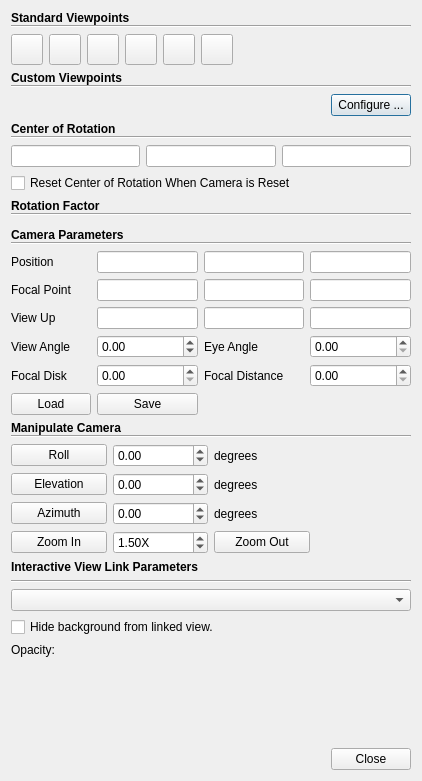
Qt form Qt/Components/Resources/UI/pqCameraDialog.ui (Kitware/ParaView) before a commit.
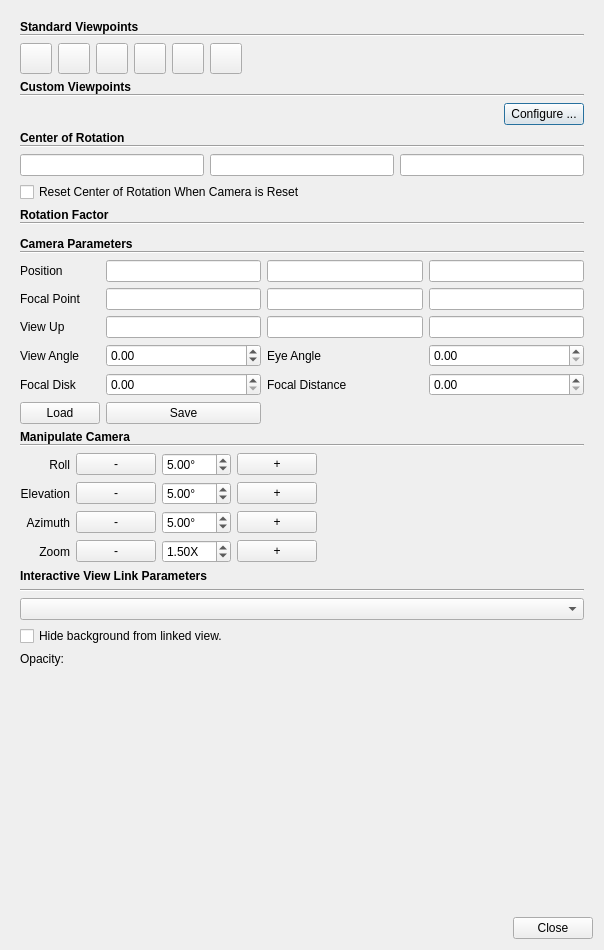
The same form after that commit. Icons and pictures are not drawn. Custom widgets are drawn as their Qt base class.

Commit message:
Improved "Manipulate Camera" section of pqCameraDialog
This included:
1) Added new SpinBox type that changes the value in steps double / half of the current value (for up / down changes, respectively) -- this allows for mush more rapid changes in value
2) Split the single "apply" button for each parameter into "apply positive" and "apply negative" buttons -- making it much faster to switch the polarity of the change applied

```diff
--- a/Qt/Components/Resources/UI/pqCameraDialog.ui
+++ b/Qt/Components/Resources/UI/pqCameraDialog.ui
@@ -9,8 +9,8 @@
    <rect>
     <x>0</x>
     <y>0</y>
-    <width>422</width>
-    <height>781</height>
+    <width>604</width>
+    <height>950</height>
    </rect>
   </property>
   <property name="sizePolicy">
@@ -35,24 +35,12 @@
       <property name="geometry">
        <rect>
         <x>0</x>
-        <y>-11</y>
-        <width>390</width>
-        <height>704</height>
+        <y>0</y>
+        <width>587</width>
+        <height>935</height>
        </rect>
       </property>
       <layout class="QVBoxLayout" name="verticalLayout">
-       <property name="leftMargin">
-        <number>0</number>
-       </property>
-       <property name="topMargin">
-        <number>0</number>
-       </property>
-       <property name="rightMargin">
-        <number>0</number>
-       </property>
-       <property name="bottomMargin">
-        <number>0</number>
-       </property>
        <item>
         <layout class="QVBoxLayout" name="verticalLayout_4">
          <property name="spacing">
@@ -71,7 +59,6 @@
            </property>
            <property name="font">
             <font>
-             <weight>75</weight>
              <bold>true</bold>
             </font>
            </property>
@@ -250,7 +237,6 @@
            </property>
            <property name="font">
             <font>
-             <weight>75</weight>
              <bold>true</bold>
             </font>
            </property>
@@ -322,7 +308,6 @@
            </property>
            <property name="font">
             <font>
-             <weight>75</weight>
              <bold>true</bold>
             </font>
            </property>
@@ -387,7 +372,6 @@
            </property>
            <property name="font">
             <font>
-             <weight>75</weight>
              <bold>true</bold>
             </font>
            </property>
@@ -436,7 +420,6 @@
            </property>
            <property name="font">
             <font>
-             <weight>75</weight>
              <bold>true</bold>
             </font>
            </property>
@@ -462,21 +445,8 @@
        </item>
        <item>
         <layout class="QGridLayout" name="gridLayout">
-         <item row="0" column="0">
-          <widget class="QLabel" name="label_22">
-           <property name="text">
-            <string>Position</string>
-           </property>
-          </widget>
-         </item>
-         <item row="0" column="1">
-          <widget class="pqDoubleLineEdit" name="position0"/>
-         </item>
-         <item row="0" column="2">
-          <widget class="pqDoubleLineEdit" name="position1"/>
-         </item>
-         <item row="0" column="3">
-          <widget class="pqDoubleLineEdit" name="position2"/>
+         <item row="1" column="2">
+          <widget class="pqDoubleLineEdit" name="focalPoint1"/>
          </item>
          <item row="1" column="0">
           <widget class="QLabel" name="label_17">
@@ -485,38 +455,6 @@
            </property>
           </widget>
          </item>
-         <item row="1" column="1">
-          <widget class="pqDoubleLineEdit" name="focalPoint0"/>
-         </item>
-         <item row="1" column="2">
-          <widget class="pqDoubleLineEdit" name="focalPoint1"/>
-         </item>
-         <item row="1" column="3">
-          <widget class="pqDoubleLineEdit" name="focalPoint2"/>
-         </item>
-         <item row="2" column="0">
-          <widget class="QLabel" name="label_14">
-           <property name="text">
-            <string>View Up</string>
-           </property>
-          </widget>
-         </item>
-         <item row="2" column="1">
-          <widget class="pqDoubleLineEdit" name="viewUp0"/>
-         </item>
-         <item row="2" column="2">
-          <widget class="pqDoubleLineEdit" name="viewUp1"/>
-         </item>
-         <item row="2" column="3">
-          <widget class="pqDoubleLineEdit" name="viewUp2"/>
-         </item>
-         <item row="3" column="0">
-          <widget class="QLabel" name="label_23">
-           <property name="text">
-            <string>View Angle</string>
-           </property>
-          </widget>
-         </item>
          <item row="3" column="1">
           <widget class="QDoubleSpinBox" name="viewAngle">
            <property name="minimum">
@@ -527,13 +465,6 @@
            </property>
           </widget>
          </item>
-         <item row="3" column="2">
-          <widget class="QLabel" name="label_8">
-           <property name="text">
-            <string>Eye Angle</string>
-           </property>
-          </widget>
-         </item>
          <item row="3" column="3">
           <widget class="QDoubleSpinBox" name="eyeAngle">
            <property name="toolTip">
@@ -541,44 +472,70 @@
            </property>
           </widget>
          </item>
-         <item row="4" column="0">
-          <widget class="QLabel" name="label_9">
+         <item row="1" column="3">
+          <widget class="pqDoubleLineEdit" name="focalPoint2"/>
+         </item>
+         <item row="3" column="2">
+          <widget class="QLabel" name="label_8">
            <property name="text">
-            <string>Focal Disk</string>
+            <string>Eye Angle</string>
            </property>
           </widget>
          </item>
+         <item row="0" column="1">
+          <widget class="pqDoubleLineEdit" name="position0"/>
+         </item>
+         <item row="1" column="1">
+          <widget class="pqDoubleLineEdit" name="focalPoint0"/>
+         </item>
          <item row="4" column="1">
           <widget class="QDoubleSpinBox" name="focalDisk">
            <property name="toolTip">
-             <string> The size of the camera's lens in world coordinates. Affects ray traced depth of field rendering.
+            <string> The size of the camera's lens in world coordinates. Affects ray traced depth of field rendering.
              </string>
            </property>
            <property name="minimum">
-            <double>0.0</double>
+            <double>0.000000000000000</double>
            </property>
            <property name="maximum">
-            <double>99999</double>
+            <double>99999.000000000000000</double>
            </property>
           </widget>
          </item>
-         <item row="4" column="2">
-          <widget class="QLabel" name="label_10">
+         <item row="4" column="0">
+          <widget class="QLabel" name="label_9">
            <property name="text">
-            <string>Focal Distance</string>
+            <string>Focal Disk</string>
            </property>
           </widget>
          </item>
          <item row="4" column="3">
           <widget class="QDoubleSpinBox" name="focalDistance">
            <property name="toolTip">
-             <string>Depth of field rendering focus distance. Only affects ray traced renderers. 0 (default) disables it.</string>
+            <string>Depth of field rendering focus distance. Only affects ray traced renderers. 0 (default) disables it.</string>
            </property>
            <property name="minimum">
-            <double>0.0</double>
+            <double>0.000000000000000</double>
            </property>
            <property name="maximum">
-            <double>99999</double>
+            <double>99999.000000000000000</double>
+           </property>
+          </widget>
+         </item>
+         <item row="0" column="3">
+          <widget class="pqDoubleLineEdit" name="position2"/>
+         </item>
+         <item row="3" column="0">
+          <widget class="QLabel" name="label_23">
+           <property name="text">
+            <string>View Angle</string>
+           </property>
+          </widget>
+         </item>
+         <item row="2" column="0">
+          <widget class="QLabel" name="label_14">
+           <property name="text">
+            <string>View Up</string>
            </property>
           </widget>
          </item>
@@ -592,6 +549,22 @@
            </property>
           </widget>
          </item>
+         <item row="2" column="3">
+          <widget class="pqDoubleLineEdit" name="viewUp2"/>
+         </item>
+         <item row="2" column="1">
+          <widget class="pqDoubleLineEdit" name="viewUp0"/>
+         </item>
+         <item row="2" column="2">
+          <widget class="pqDoubleLineEdit" name="viewUp1"/>
+         </item>
+         <item row="0" column="0">
+          <widget class="QLabel" name="label_22">
+           <property name="text">
+            <string>Position</string>
+           </property>
+          </widget>
+         </item>
          <item row="5" column="1">
           <widget class="QPushButton" name="saveCameraConfiguration">
            <property name="toolTip">
@@ -602,6 +575,16 @@
            </property>
           </widget>
          </item>
+         <item row="4" column="2">
+          <widget class="QLabel" name="label_10">
+           <property name="text">
+            <string>Focal Distance</string>
+           </property>
+          </widget>
+         </item>
+         <item row="0" column="2">
+          <widget class="pqDoubleLineEdit" name="position1"/>
+         </item>
         </layout>
        </item>
        <item>
@@ -622,7 +605,6 @@
            </property>
            <property name="font">
             <font>
-             <weight>75</weight>
              <bold>true</bold>
             </font>
            </property>
@@ -647,196 +629,205 @@
         </layout>
        </item>
        <item>
-        <layout class="QGridLayout" name="gridLayout_2">
-         <item row="0" column="0">
-          <widget class="QPushButton" name="rollButton">
-           <property name="toolTip">
-            <string>Rotate around vertical axis</string>
-           </property>
-           <property name="text">
-            <string>Roll</string>
-           </property>
-           <property name="icon">
-            <iconset>
-             <normaloff>.</normaloff>.</iconset>
-           </property>
-           <property name="iconSize">
-            <size>
-             <width>24</width>
-             <height>24</height>
-            </size>
-           </property>
-          </widget>
+        <layout class="QHBoxLayout" name="horizontalLayout">
+         <item>
+          <layout class="QGridLayout" name="gridLayout_2" columnstretch="0,0,0,0">
+           <item row="2" column="1">
+            <widget class="QPushButton" name="azimuthMinusButton">
+             <property name="text">
+              <string>-</string>
+             </property>
+            </widget>
+           </item>
+           <item row="2" column="0">
+            <widget class="QLabel" name="label_15">
+             <property name="text">
+              <string>Azimuth</string>
+             </property>
+             <property name="alignment">
+              <set>Qt::AlignRight|Qt::AlignTrailing|Qt::AlignVCenter</set>
+             </property>
+            </widget>
+           </item>
+           <item row="1" column="1">
+            <widget class="QPushButton" name="elevationMinusButton">
+             <property name="text">
+              <string>-</string>
+             </property>
+            </widget>
+           </item>
+           <item row="1" column="3">
+            <widget class="QPushButton" name="elevationPlusButton">
+             <property name="text">
+              <string>+</string>
+             </property>
+            </widget>
+           </item>
+           <item row="3" column="0">
+            <widget class="QLabel" name="label_11">
+             <property name="text">
+              <string>Zoom</string>
+             </property>
+             <property name="alignment">
+              <set>Qt::AlignRight|Qt::AlignTrailing|Qt::AlignVCenter</set>
+             </property>
+            </widget>
+           </item>
+           <item row="2" column="2">
+            <widget class="pqScaledSpinBox" name="azimuthAngle">
+             <property name="suffix">
+              <string>°</string>
+             </property>
+             <property name="minimum">
+              <double>0.100000000000000</double>
+             </property>
+             <property name="maximum">
+              <double>360.000000000000000</double>
+             </property>
+             <property name="singleStep">
+              <double>0.000010000000000</double>
+             </property>
+             <property name="value">
+              <double>5.000000000000000</double>
+             </property>
+            </widget>
+           </item>
+           <item row="2" column="3">
+            <widget class="QPushButton" name="azimuthPlusButton">
+             <property name="text">
+              <string>+</string>
+             </property>
+            </widget>
+           </item>
+           <item row="0" column="2">
+            <widget class="pqScaledSpinBox" name="rollAngle">
+             <property name="suffix">
+              <string>°</string>
+             </property>
+             <property name="minimum">
+              <double>0.100000000000000</double>
+             </property>
+             <property name="maximum">
+              <double>360.000000000000000</double>
+             </property>
+             <property name="singleStep">
+              <double>0.000010000000000</double>
+             </property>
+             <property name="value">
+              <double>5.000000000000000</double>
+             </property>
+            </widget>
+           </item>
+           <item row="1" column="2">
+            <widget class="pqScaledSpinBox" name="elevationAngle">
+             <property name="suffix">
+              <string>°</string>
+             </property>
+             <property name="minimum">
+              <double>0.100000000000000</double>
+             </property>
+             <property name="maximum">
+              <double>360.000000000000000</double>
+             </property>
+             <property name="singleStep">
+              <double>0.000010000000000</double>
+             </property>
+             <property name="value">
+              <double>5.000000000000000</double>
+             </property>
+            </widget>
+           </item>
+           <item row="0" column="1">
+            <widget class="QPushButton" name="rollMinusButton">
+             <property name="text">
+              <string>-</string>
+             </property>
+            </widget>
+           </item>
+           <item row="3" column="2">
+            <widget class="pqScaledSpinBox" name="zoomFactor">
+             <property name="suffix">
+              <string>X</string>
+             </property>
+             <property name="decimals">
+              <number>2</number>
+             </property>
+             <property name="minimum">
+              <double>1.000000000000000</double>
+             </property>
+             <property name="maximum">
+              <double>10.000000000000000</double>
+             </property>
+             <property name="singleStep">
+              <double>0.100000000000000</double>
+             </property>
+             <property name="value">
+              <double>1.500000000000000</double>
+             </property>
+            </widget>
+           </item>
+           <item row="1" column="0">
+            <widget class="QLabel" name="label_13">
+             <property name="text">
+              <string>Elevation</string>
+             </property>
+             <property name="alignment">
+              <set>Qt::AlignRight|Qt::AlignTrailing|Qt::AlignVCenter</set>
+             </property>
+            </widget>
+           </item>
+           <item row="0" column="3">
+            <widget class="QPushButton" name="rollPlusButton">
+             <property name="text">
+              <string>+</string>
+             </property>
+            </widget>
+           </item>
+           <item row="3" column="1">
+            <widget class="QPushButton" name="zoomOutButton">
+             <property name="text">
+              <string>-</string>
+             </property>
+            </widget>
+           </item>
+           <item row="3" column="3">
+            <widget class="QPushButton" name="zoomInButton">
+             <property name="text">
+              <string>+</string>
+             </property>
+            </widget>
+           </item>
+           <item row="0" column="0">
+            <widget class="QLabel" name="label_16">
+             <property name="text">
+              <string>Roll</string>
+             </property>
+             <property name="alignment">
+              <set>Qt::AlignRight|Qt::AlignTrailing|Qt::AlignVCenter</set>
+             </property>
+            </widget>
+           </item>
+          </layout>
          </item>
-         <item row="0" column="1">
-          <widget class="QDoubleSpinBox" name="rollAngle">
-           <property name="minimum">
-            <double>-360.000000000000000</double>
-           </property>
-           <property name="maximum">
-            <double>360.000000000000000</double>
-           </property>
-          </widget>
-         </item>
-         <item row="0" column="2">
-          <widget class="QLabel" name="label_20">
-           <property name="toolTip">
-            <string>Apply a manipulation to the current camera using the buttons on the left.</string>
-           </property>
-           <property name="text">
-            <string>degrees</string>
-           </property>
-          </widget>
-         </item>
-         <item row="0" column="3" rowspan="4">
+         <item>
           <widget class="QLabel" name="Image">
+           <property name="toolTip">
+            <string>Apply a manipulation to the current camera using the buttons on the left.</string>
+           </property>
            <property name="text">
             <string/>
            </property>
            <property name="pixmap">
             <pixmap resource="../pqComponents.qrc">:/pqWidgets/Icons/pqCameraManipulationIllustration.png</pixmap>
            </property>
+           <property name="scaledContents">
+            <bool>false</bool>
+           </property>
            <property name="alignment">
             <set>Qt::AlignCenter</set>
            </property>
           </widget>
          </item>
-         <item row="1" column="0">
-          <widget class="QPushButton" name="elevationButton">
-           <property name="toolTip">
-            <string>Rotate around horizontal axis</string>
-           </property>
-           <property name="text">
-            <string>Elevation</string>
-           </property>
-           <property name="icon">
-            <iconset>
-             <normaloff>.</normaloff>.</iconset>
-           </property>
-           <property name="iconSize">
-            <size>
-             <width>24</width>
-             <height>24</height>
-            </size>
-           </property>
-          </widget>
-         </item>
-         <item row="1" column="1">
-          <widget class="QDoubleSpinBox" name="elevationAngle">
-           <property name="minimum">
-            <double>-360.000000000000000</double>
-           </property>
-           <property name="maximum">
-            <double>360.000000000000000</double>
-           </property>
-          </widget>
-         </item>
-         <item row="1" column="2">
-          <widget class="QLabel" name="label_21">
-           <property name="text">
-            <string>degrees</string>
-           </property>
-          </widget>
-         </item>
-         <item row="2" column="0">
-          <widget class="QPushButton" name="azimuthButton">
-           <property name="toolTip">
-            <string>Rotate around center of screen</string>
-           </property>
-           <property name="text">
-            <string>Azimuth</string>
-           </property>
-           <property name="icon">
-            <iconset>
-             <normaloff>.</normaloff>.</iconset>
-           </property>
-           <property name="iconSize">
-            <size>
-             <width>24</width>
-             <height>24</height>
-            </size>
-           </property>
-          </widget>
-         </item>
-         <item row="2" column="1">
-          <widget class="QDoubleSpinBox" name="azimuthAngle">
-           <property name="minimum">
-            <double>-360.000000000000000</double>
-           </property>
-           <property name="maximum">
-            <double>360.000000000000000</double>
-           </property>
-          </widget>
-         </item>
-         <item row="2" column="2">
-          <widget class="QLabel" name="label_16">
-           <property name="text">
-            <string>degrees</string>
-           </property>
-          </widget>
-         </item>
-         <item row="3" column="0">
-          <widget class="QPushButton" name="zoomInButton">
-           <property name="toolTip">
-            <string>Decrease view angle</string>
-           </property>
-           <property name="text">
-            <string>Zoom In</string>
-           </property>
-           <property name="icon">
-            <iconset>
-             <normaloff>.</normaloff>.</iconset>
-           </property>
-           <property name="iconSize">
-            <size>
-             <width>24</width>
-             <height>24</height>
-            </size>
-           </property>
-          </widget>
-         </item>
-         <item row="3" column="1">
-          <widget class="QDoubleSpinBox" name="zoomFactor">
-           <property name="suffix">
-            <string>X</string>
-           </property>
-           <property name="decimals">
-            <number>2</number>
-           </property>
-           <property name="minimum">
-            <double>1.000000000000000</double>
-           </property>
-           <property name="maximum">
-            <double>10.000000000000000</double>
-           </property>
-           <property name="singleStep">
-            <double>0.100000000000000</double>
-           </property>
-           <property name="value">
-            <double>1.500000000000000</double>
-           </property>
-          </widget>
-         </item>
-         <item row="3" column="2">
-          <widget class="QPushButton" name="zoomOutButton">
-           <property name="toolTip">
-            <string>Increase view angle</string>
-           </property>
-           <property name="text">
-            <string>Zoom Out</string>
-           </property>
-           <property name="icon">
-            <iconset>
-             <normaloff>.</normaloff>.</iconset>
-           </property>
-           <property name="iconSize">
-            <size>
-             <width>24</width>
-             <height>24</height>
-            </size>
-           </property>
-          </widget>
-         </item>
         </layout>
        </item>
        <item>
@@ -849,7 +840,6 @@
          </property>
          <property name="font">
           <font>
-           <weight>75</weight>
            <bold>true</bold>
           </font>
          </property>
@@ -944,6 +934,11 @@
    <extends>QLineEdit</extends>
    <header>pqDoubleLineEdit.h</header>
   </customwidget>
+  <customwidget>
+   <class>pqScaledSpinBox</class>
+   <extends>QDoubleSpinBox</extends>
+   <header location="global">pqScaledSpinBox.h</header>
+  </customwidget>
  </customwidgets>
  <tabstops>
   <tabstop>CenterX</tabstop>
```
The commit also changes 14 other files.
